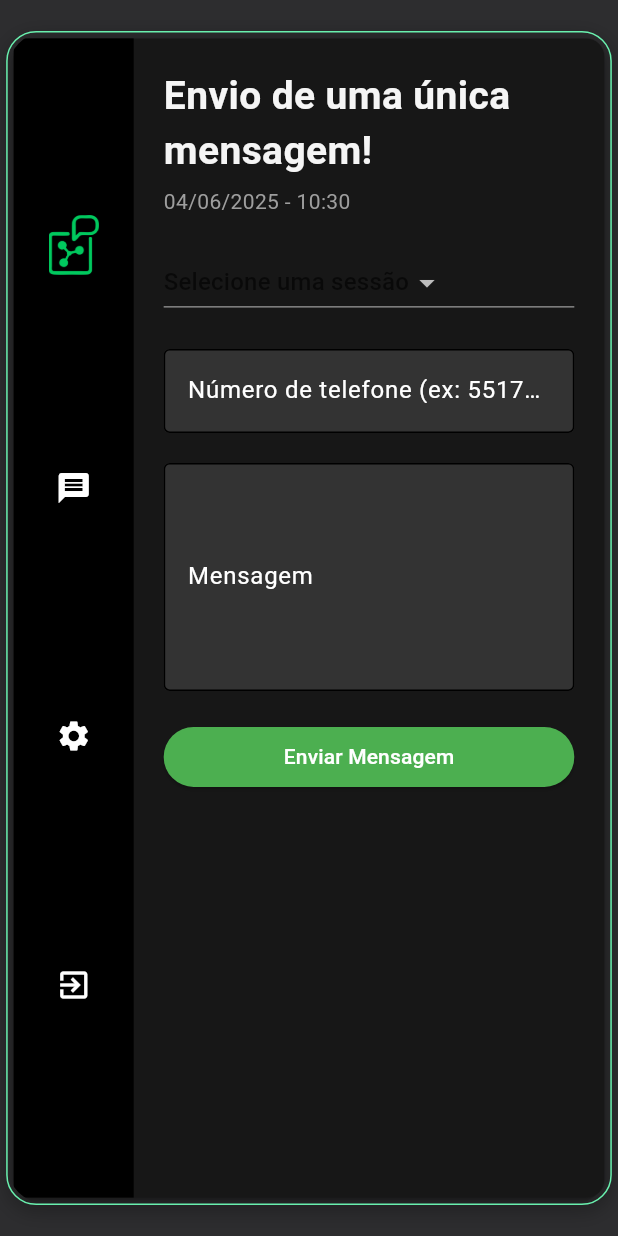
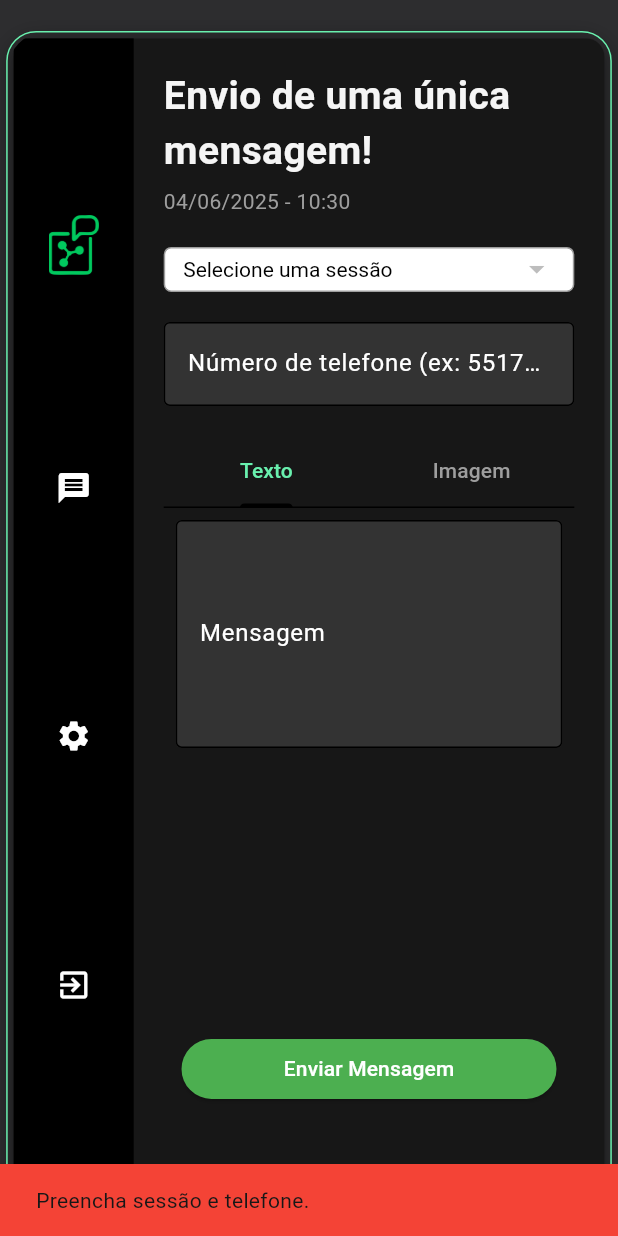
Before and after one commit to Arthuremilio/WpFlow, a Flutter app: the SimpleMessagePage screen opened by its route, after a tap on "Enviar Mensagem", on a phone screen of 412 x 824 dp. Run offline on Flutter 3.47's test engine with Material 3 defaults, Android fonts, the light colour scheme and no system bars; our stand-ins replace file_picker.

Commit message:
FEAT: Adição dos componentes dropdown_session, simple_message_tab e simples_send_button

```diff
--- /dev/null
+++ b/wpflow/lib/components/dropdown_session.dart
@@ -0,0 +1,49 @@
+import 'package:flutter/material.dart';
+
+class DropdownSession extends StatelessWidget {
+  final Map<String, String> items;
+  final String? selectedValue;
+  final void Function(String?) onChanged;
+
+  const DropdownSession({
+    super.key,
+    required this.items,
+    required this.selectedValue,
+    required this.onChanged,
+  });
+
+  @override
+  Widget build(BuildContext context) {
+    return Container(
+      height: 10,
+      padding: const EdgeInsets.symmetric(horizontal: 12),
+      decoration: BoxDecoration(
+        color: Colors.white,
+        borderRadius: BorderRadius.circular(5),
+        border: Border.all(color: Colors.grey),
+      ),
+      child: DropdownButton<String>(
+        value: selectedValue,
+        dropdownColor: Colors.white,
+        style: const TextStyle(color: Colors.black),
+        iconEnabledColor: Colors.black,
+        underline: const SizedBox(),
+        hint: const Text(
+          'Selecione uma sessão',
+          style: TextStyle(color: Colors.black),
+        ),
+        isExpanded: true,
+        items:
+            items.entries
+                .map(
+                  (entry) => DropdownMenuItem<String>(
+                    value: entry.key,
+                    child: Text(entry.value),
+                  ),
+                )
+                .toList(),
+        onChanged: onChanged,
+      ),
+    );
+  }
+}
--- /dev/null
+++ b/wpflow/lib/components/simple_message_tab.dart
@@ -0,0 +1,102 @@
+import 'dart:convert';
+import 'package:file_picker/file_picker.dart';
+import 'package:flutter/material.dart';
+
+class MessageTabs extends StatelessWidget {
+  final TabController controller;
+  final TextEditingController messageController;
+  final PlatformFile? selectedImage;
+  final Function(PlatformFile) onImageSelected;
+
+  const MessageTabs({
+    super.key,
+    required this.controller,
+    required this.messageController,
+    required this.selectedImage,
+    required this.onImageSelected,
+  });
+
+  @override
+  Widget build(BuildContext context) {
+    return Column(
+      children: [
+        TabBar(
+          controller: controller,
+          labelColor: Colors.greenAccent,
+          unselectedLabelColor: Colors.grey,
+          tabs: const [Tab(text: 'Texto'), Tab(text: 'Imagem')],
+        ),
+        SizedBox(
+          height: 350,
+          child: TabBarView(
+            controller: controller,
+            children: [
+              Padding(
+                padding: const EdgeInsets.all(8.0),
+                child: TextField(
+                  controller: messageController,
+                  maxLines: 5,
+                  style: const TextStyle(color: Colors.white),
+                  decoration: const InputDecoration(
+                    filled: true,
+                    fillColor: Colors.white12,
+                    labelText: 'Mensagem',
+                    labelStyle: TextStyle(color: Colors.white),
+                    border: OutlineInputBorder(),
+                  ),
+                ),
+              ),
+              Column(
+                crossAxisAlignment: CrossAxisAlignment.center,
+                children: [
+                  if (selectedImage != null) ...[
+                    const SizedBox(height: 10),
+                    Container(
+                      margin: const EdgeInsets.symmetric(horizontal: 8),
+                      decoration: BoxDecoration(
+                        border: Border.all(color: Colors.white24),
+                        borderRadius: BorderRadius.circular(8),
+                        color: Colors.black26,
+                      ),
+                      padding: const EdgeInsets.all(8),
+                      child: Image.memory(
+                        selectedImage!.bytes!,
+                        fit: BoxFit.cover,
+                        height: 200,
+                      ),
+                    ),
+                    const SizedBox(height: 10),
+                  ],
+                  Padding(
+                    padding: const EdgeInsets.all(8.0),
+                    child: ElevatedButton(
+                      onPressed: () async {
+                        final result = await FilePicker.platform.pickFiles(
+                          type: FileType.image,
+                          withData: true,
+                        );
+                        if (result != null && result.files.isNotEmpty) {
+                          onImageSelected(result.files.first);
+                        }
+                      },
+                      style: ElevatedButton.styleFrom(
+                        backgroundColor:
+                            Theme.of(context).colorScheme.secondary,
+                        shadowColor: Colors.black,
+                        elevation: 7,
+                        shape: RoundedRectangleBorder(
+                          borderRadius: BorderRadius.circular(10),
+                        ),
+                      ),
+                      child: const Text('Selecionar Imagem'),
+                    ),
+                  ),
+                ],
+              ),
+            ],
+          ),
+        ),
+      ],
+    );
+  }
+}
--- /dev/null
+++ b/wpflow/lib/components/simple_send_button.dart
@@ -0,0 +1,106 @@
+import 'dart:convert';
+import 'package:flutter/material.dart';
+import 'package:file_picker/file_picker.dart';
+import '../models/send_message.dart';
+
+class SendButton extends StatelessWidget {
+  final String? selectedSession;
+  final TextEditingController phoneController;
+  final TextEditingController messageController;
+  final PlatformFile? selectedImage;
+  final TabController tabController;
+  final SendMessageProvider provider;
+
+  const SendButton({
+    super.key,
+    required this.selectedSession,
+    required this.phoneController,
+    required this.messageController,
+    required this.selectedImage,
+    required this.tabController,
+    required this.provider,
+  });
+
+  @override
+  Widget build(BuildContext context) {
+    return Center(
+      child: SizedBox(
+        width: 250,
+        child: ElevatedButton(
+          onPressed: () async {
+            if (selectedSession == null || phoneController.text.isEmpty) {
+              ScaffoldMessenger.of(context).showSnackBar(
+                const SnackBar(
+                  content: Text('Preencha sessão e telefone.'),
+                  backgroundColor: Colors.red,
+                ),
+              );
+              return;
+            }
+
+            try {
+              switch (tabController.index) {
+                case 0:
+                  await provider.sendTextMessage(
+                    session: selectedSession!,
+                    phone: phoneController.text,
+                    message: messageController.text,
+                  );
+                  break;
+                case 1:
+                  if (selectedImage == null || selectedImage!.bytes == null) {
+                    ScaffoldMessenger.of(context).showSnackBar(
+                      const SnackBar(
+                        content: Text('Selecione uma imagem válida.'),
+                        backgroundColor: Colors.red,
+                      ),
+                    );
+                    return;
+                  }
+
+                  final mimeType =
+                      selectedImage!.extension == 'png'
+                          ? 'image/png'
+                          : 'image/jpeg';
+                  final base64Str = base64Encode(selectedImage!.bytes!);
+                  final base64Data = 'data:$mimeType;base64,$base64Str';
+
+                  await provider.sendImageBase64(
+                    session: selectedSession!,
+                    phone: phoneController.text,
+                    base64Data: base64Data,
+                  );
+                  break;
+              }
+
+              ScaffoldMessenger.of(context).showSnackBar(
+                const SnackBar(
+                  content: Text(
+                    'Mensagem enviada com sucesso!',
+                    style: TextStyle(color: Colors.white),
+                  ),
+                  backgroundColor: Colors.greenAccent,
+                ),
+              );
+            } catch (e) {
+              ScaffoldMessenger.of(context).showSnackBar(
+                SnackBar(
+                  content: Text(
+                    'Erro: ${e.toString()}',
+                    style: const TextStyle(color: Colors.white),
+                  ),
+                  backgroundColor: Colors.red,
+                ),
+              );
+            }
+          },
+          style: ElevatedButton.styleFrom(
+            backgroundColor: Colors.green,
+            foregroundColor: Colors.white,
+          ),
+          child: const Text('Enviar Mensagem'),
+        ),
+      ),
+    );
+  }
+}
--- a/wpflow/lib/models/send_message.dart
+++ b/wpflow/lib/models/send_message.dart
@@ -5,7 +5,14 @@ import 'package:http/http.dart' as http;
 class SendMessageProvider with ChangeNotifier {
   final Map<String, String> _sessionTokens = {};
   final Map<String, String> _sessionLabels = {};
+  String? _activeSessionId;
 
+  void setActiveSession(String sessionId) {
+    _activeSessionId = sessionId;
+    notifyListeners();
+  }
+
+  String? get activeSessionId => _activeSessionId;
   void setToken(String session, String token) {
     _sessionTokens[session] = token;
     notifyListeners();
@@ -16,11 +23,15 @@ class SendMessageProvider with ChangeNotifier {
     notifyListeners();
   }
 
+  String? getSessionLabel(String sessionId) {
+    return _sessionLabels[sessionId];
+  }
+
   Map<String, String> get sessionLabels => _sessionLabels;
 
   List<String> get availableSessions => _sessionTokens.keys.toList();
 
-  Future<void> sendMessage({
+  Future<void> sendTextMessage({
     required String session,
     required String phone,
     required String message,
@@ -42,4 +53,34 @@ class SendMessageProvider with ChangeNotifier {
       throw Exception("Erro ao enviar mensagem: ${response.body}");
     }
   }
+
+  Future<void> sendImageBase64({
+    required String session,
+    required String phone,
+    required String base64Data,
+  }) async {
+    final token = _sessionTokens[session];
+    if (token == null) throw Exception("Token não encontrado para a sessão.");
+
+    final url = Uri.parse(
+      'http://localhost:21465/api/$session/send-file-base64',
+    );
+
+    final response = await http.post(
+      url,
+      headers: {
+        'Authorization': 'Bearer $token',
+        'Content-Type': 'application/json',
+      },
+      body: jsonEncode({
+        'phone': phone,
+        'base64': base64Data,
+        'isGroup': false,
+      }),
+    );
+
+    if (response.statusCode != 200 && response.statusCode != 201) {
+      throw Exception('Erro ao enviar imagem base64: ${response.body}');
+    }
+  }
 }
--- a/wpflow/lib/pages/home_principal.dart
+++ b/wpflow/lib/pages/home_principal.dart
@@ -49,7 +49,7 @@ class HomePrincipal extends StatelessWidget {
                               style: ElevatedButton.styleFrom(
                                 backgroundColor:
                                     Theme.of(context).colorScheme.secondary,
-                                shadowColor: Colors.black.withOpacity(1),
+                                shadowColor: Colors.black,
                                 elevation: 7,
                                 shape: RoundedRectangleBorder(
                                   borderRadius: BorderRadius.circular(10),
--- a/wpflow/lib/pages/simple_message.dart
+++ b/wpflow/lib/pages/simple_message.dart
@@ -1,8 +1,14 @@
+import 'dart:io';
 import 'package:flutter/material.dart';
 import 'package:provider/provider.dart';
+import 'package:file_picker/file_picker.dart';
 import '../components/user_menu.dart';
 import '../components/header.dart';
 import '../models/send_message.dart';
+import '../components/dropdown_session.dart';
+import 'dart:convert';
+import '../components/simple_message_tab.dart';
+import '../components/simple_send_button.dart';
 
 class SimpleMessagePage extends StatefulWidget {
   const SimpleMessagePage({super.key});
@@ -11,22 +17,41 @@ class SimpleMessagePage extends StatefulWidget {
   State<SimpleMessagePage> createState() => _SimpleMessagePageState();
 }
 
-class _SimpleMessagePageState extends State<SimpleMessagePage> {
+class _SimpleMessagePageState extends State<SimpleMessagePage>
+    with TickerProviderStateMixin {
   String? selectedSession;
   final phoneController = TextEditingController();
   final messageController = TextEditingController();
+  PlatformFile? selectedImage;
+
+  late TabController _tabController;
+
+  @override
+  void initState() {
+    super.initState();
+    _tabController = TabController(length: 2, vsync: this);
+    final provider = Provider.of<SendMessageProvider>(context, listen: false);
+    selectedSession = provider.activeSessionId;
+  }
+
+  Future<void> pickFile(Function(File) onFileSelected) async {
+    final result = await FilePicker.platform.pickFiles();
+    if (result != null && result.files.single.path != null) {
+      onFileSelected(File(result.files.single.path!));
+    }
+  }
 
   @override
   Widget build(BuildContext context) {
     final provider = Provider.of<SendMessageProvider>(context);
-    final sessions = provider.availableSessions;
+    final deviceSize = MediaQuery.of(context).size;
 
     return Scaffold(
       backgroundColor: const Color(0xFF2D2D2F),
       body: Center(
         child: Container(
-          width: MediaQuery.of(context).size.width * 0.98,
-          height: MediaQuery.of(context).size.height * 0.95,
+          width: deviceSize.width * 0.98,
+          height: deviceSize.height * 0.95,
           decoration: BoxDecoration(
             borderRadius: BorderRadius.circular(20),
             border: Border.all(color: Colors.greenAccent, width: 1),
@@ -51,27 +76,18 @@ class _SimpleMessagePageState extends State<SimpleMessagePage> {
                         children: [
                           const Header(titulo: 'Envio de uma única mensagem!'),
                           const SizedBox(height: 20),
-                          DropdownButton<String>(
-                            value: selectedSession,
-                            hint: const Text('Selecione uma sessão'),
-                            items:
-                                provider.sessionLabels.entries
-                                    .map(
-                                      (entry) => DropdownMenuItem<String>(
-                                        value: entry.key, // sessionId completo
-                                        child: Text(
-                                          entry.value,
-                                        ), // rótulo (identificação)
-                                      ),
-                                    )
-                                    .toList(),
-                            onChanged: (value) {
-                              setState(() {
-                                selectedSession = value;
-                              });
-                            },
+                          SizedBox(
+                            height: 30,
+                            child: DropdownSession(
+                              items: provider.sessionLabels,
+                              selectedValue: selectedSession,
+                              onChanged: (value) {
+                                setState(() {
+                                  selectedSession = value;
+                                });
+                              },
+                            ),
                           ),
-
                           const SizedBox(height: 20),
                           TextField(
                             controller: phoneController,
@@ -86,53 +102,23 @@ class _SimpleMessagePageState extends State<SimpleMessagePage> {
                             ),
                           ),
                           const SizedBox(height: 20),
-                          TextField(
-                            controller: messageController,
-                            maxLines: 5,
-                            style: const TextStyle(color: Colors.white),
-                            decoration: const InputDecoration(
-                              filled: true,
-                              fillColor: Colors.white12,
-                              labelText: 'Mensagem',
-                              labelStyle: TextStyle(color: Colors.white),
-                              border: OutlineInputBorder(),
-                            ),
+                          MessageTabs(
+                            controller: _tabController,
+                            messageController: messageController,
+                            selectedImage: selectedImage,
+                            onImageSelected: (image) {
+                              setState(() {
+                                selectedImage = image;
+                              });
+                            },
                           ),
-                          const SizedBox(height: 20),
-                          ElevatedButton(
-                            onPressed: () async {
-                              if (selectedSession != null &&
-                                  phoneController.text.isNotEmpty &&
-                                  messageController.text.isNotEmpty) {
-                                try {
-                                  await provider.sendMessage(
-                                    session: selectedSession!,
-                                    phone: phoneController.text,
-                                    message: messageController.text,
-                                  );
-                                  ScaffoldMessenger.of(context).showSnackBar(
-                                    const SnackBar(
-                                      content: Text(
-                                        'Mensagem enviada com sucesso!',
-                                      ),
-                                      backgroundColor: Colors.green,
-                                    ),
-                                  );
-                                } catch (e) {
-                                  ScaffoldMessenger.of(context).showSnackBar(
-                                    SnackBar(
-                                      content: Text('$e'),
-                                      backgroundColor: Colors.red,
-                                    ),
-                                  );
-                                }
-                              }
-                            },
-                            style: ElevatedButton.styleFrom(
-                              backgroundColor: Colors.green,
-                              foregroundColor: Colors.white,
-                            ),
-                            child: const Text('Enviar Mensagem'),
+                          SendButton(
+                            selectedSession: selectedSession,
+                            phoneController: phoneController,
+                            messageController: messageController,
+                            selectedImage: selectedImage,
+                            tabController: _tabController,
+                            provider: provider,
                           ),
                         ],
                       ),
```
